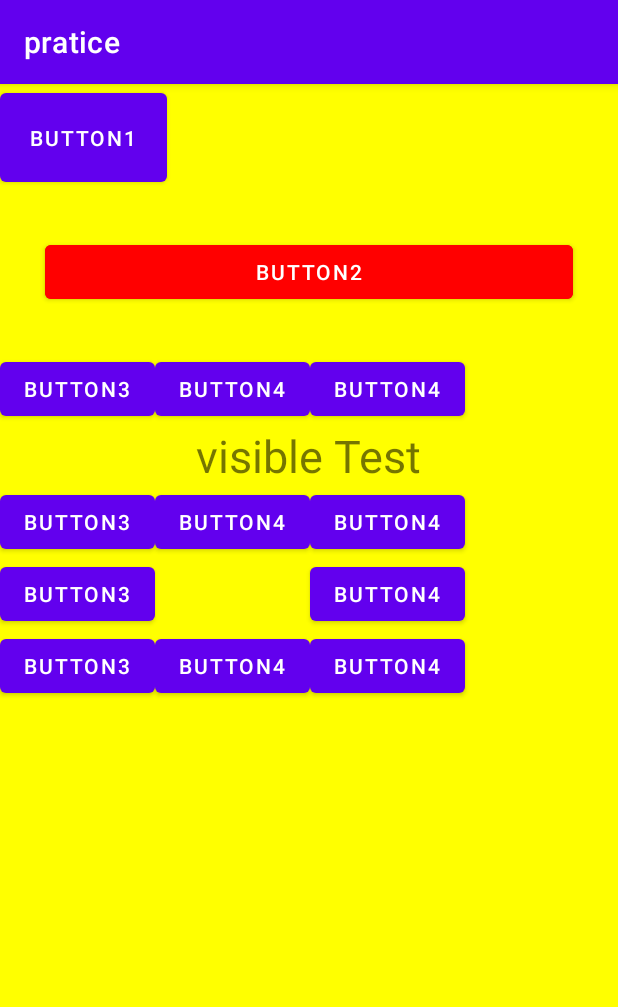
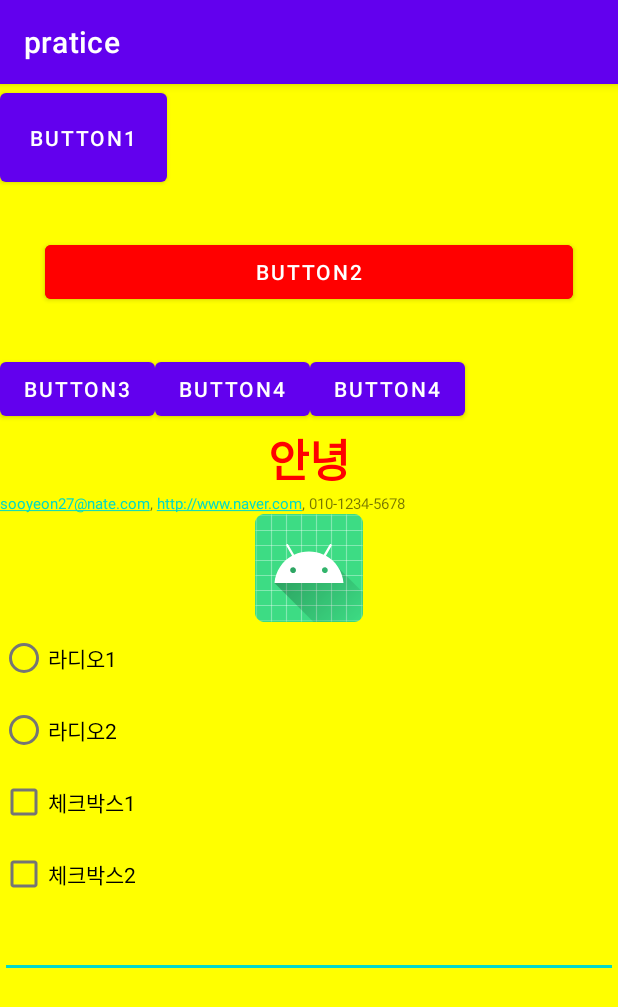
Before and after one commit to otcroz/DS-Major_MobileAppPrograming_Pratice, an Android app: the screen it shows after launch (MainActivity), on a phone screen of 412 x 824 dp. Shown: the top 1007 px of the screen. Run offline under Robolectric (Android 15) with nearby library versions, the phone set to English and light mode, and no system bars.

Commit message:
ch06 뷰 클래스: TextView와 autoLink, ImageView,여러 타입의 버튼, EditText 적용하기

```diff
--- a/pratice1/app/src/main/java/com/example/pratice/MainActivity.kt
+++ b/pratice1/app/src/main/java/com/example/pratice/MainActivity.kt
@@ -13,10 +13,7 @@ class MainActivity : AppCompatActivity() {
         //val btn1 : Button = findViewById(R.id.button1); // 버튼 객체를 불러옴
         val btn2 = findViewById<Button>(R.id.button1) // 제네릭 타입을 사용
 
-        val invisible = findViewById<Button>(R.id.visible_btn)
-        invisible.setOnClickListener {
-            invisible.visibility = View.VISIBLE
-        }
+
 
     }
 }
--- a/pratice1/app/src/main/res/layout/activity_main.xml
+++ b/pratice1/app/src/main/res/layout/activity_main.xml
@@ -40,68 +40,56 @@
             android:layout_height="wrap_content"
             android:text="button4" />
     </LinearLayout>
-
+    <!--TextView-->
     <TextView
         android:layout_width="wrap_content"
         android:layout_height="wrap_content"
-        android:text="visible Test"
+        android:text="안녕"
         android:layout_gravity="center"
+        android:textStyle="bold"
+        android:textColor="#ff0000"
         android:textSize="30dp"/>
+    <!--TextView autoLink 속성-->
+    <TextView
+        android:layout_width="wrap_content"
+        android:layout_height="wrap_content"
+        android:text="sooyeon27@nate.com, http://www.naver.com, 010-1234-5678"
+        android:autoLink="phone|email|web"
+        android:textSize="10dp"/>
 
-    <LinearLayout
-        android:layout_width="match_parent"
+    <ImageView
+        android:layout_width="wrap_content"
+        android:layout_height="wrap_content"
+        android:layout_gravity="center"
+        android:src="@mipmap/ic_launcher" />
+
+    <!--여러 종류의 버튼 적용하기-->
+
+    <RadioGroup
+        android:layout_width="wrap_content"
         android:layout_height="wrap_content">
-        <Button
+        <RadioButton
             android:layout_width="wrap_content"
             android:layout_height="wrap_content"
-            android:text="button3" />
-        <Button
+            android:text="라디오1"/>
+        <RadioButton
             android:layout_width="wrap_content"
             android:layout_height="wrap_content"
-            android:text="button4" />
-        <Button
-            android:layout_width="wrap_content"
-            android:layout_height="wrap_content"
-            android:text="button4" />
-    </LinearLayout>
+            android:text="라디오2"/>
+    </RadioGroup>
+    <CheckBox
+        android:layout_width="wrap_content"
+        android:layout_height="wrap_content"
+        android:text="체크박스1" />
+    <CheckBox
+        android:layout_width="wrap_content"
+        android:layout_height="wrap_content"
+        android:text="체크박스2" />
 
-
-
-    <LinearLayout
+    <!--EditText 적용하기-->
+    <EditText
         android:layout_width="match_parent"
-        android:layout_height="wrap_content">
-        <Button
-            android:id="@+id/visible_btn"
-            android:layout_width="wrap_content"
-            android:layout_height="wrap_content"
-            android:text="button3" />
-        <Button
-            android:layout_width="wrap_content"
-            android:layout_height="wrap_content"
-            android:text="button4"
-            android:visibility="invisible"/>
-        <Button
-            android:layout_width="wrap_content"
-            android:layout_height="wrap_content"
-            android:text="button4" />
-    </LinearLayout>
-
-    <LinearLayout
-        android:layout_width="match_parent"
-        android:layout_height="wrap_content">
-        <Button
-            android:layout_width="wrap_content"
-            android:layout_height="wrap_content"
-            android:text="button3" />
-        <Button
-            android:layout_width="wrap_content"
-            android:layout_height="wrap_content"
-            android:text="button4" />
-        <Button
-            android:layout_width="wrap_content"
-            android:layout_height="wrap_content"
-            android:text="button4" />
-    </LinearLayout>
-
-
-  </LinearLayout>
+        android:layout_height="wrap_content"
+        android:lines="1"
+        android:inputType="text" />
+</LinearLayout>
```
